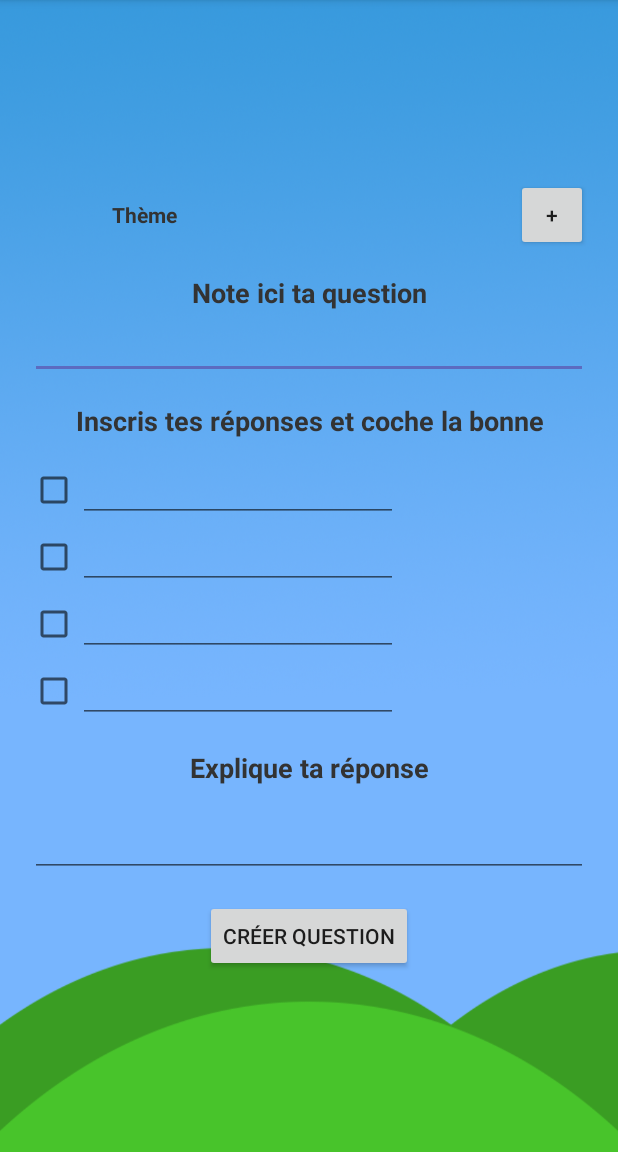
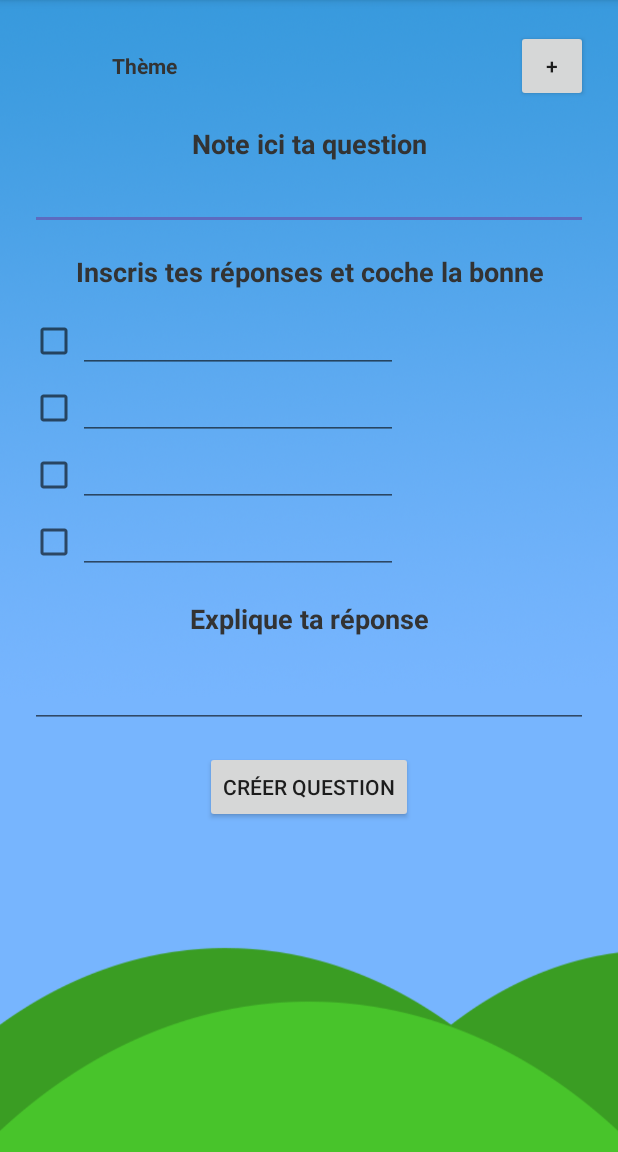
Before and after one commit to paretl/Top-Quizz, an Android app: the CreateQuestion screen opened directly, with no data from a screen before it, on a phone screen of 412 x 824 dp, the part 84-1236 px from its top. Run offline under Robolectric (Android 15) with nearby library versions, the phone set to English and light mode, and no system bars.

Commit message:
[RCR][0.1/sw_corrections] updated CreateQuestion

```diff
--- a/app/src/main/AndroidManifest.xml
+++ b/app/src/main/AndroidManifest.xml
@@ -60,8 +60,8 @@
         <activity
             android:name=".CreateQuestion"
             android:theme="@style/AppTheme.NoActionBar"
-            android:screenOrientation="portrait" />
-            android:windowSoftInputMode="adjustPan"
+            android:screenOrientation="portrait"
+            android:windowSoftInputMode="adjustPan"/>
             />
         <activity
             android:name=".ChooseTheme"
--- a/app/src/main/res/layout/activity_create_question.xml
+++ b/app/src/main/res/layout/activity_create_question.xml
@@ -32,10 +32,9 @@
     <ScrollView
         android:layout_width="match_parent"
         android:layout_height="wrap_content"
-        android:layout_weight="5"
-        >
+        android:layout_weight="3">
 
-    </ScrollView>
+
 
     <LinearLayout
         android:orientation="vertical"
@@ -159,8 +158,11 @@
             android:layout_width="wrap_content"
             android:layout_height="wrap_content"
             android:id="@+id/validQuestion"
-            android:layout_marginTop="15dp" />
+            android:layout_marginTop="15dp"
+            android:layout_marginBottom="25dp"/>
 
     </LinearLayout>
 
+    </ScrollView>
+
 </LinearLayout>
```
